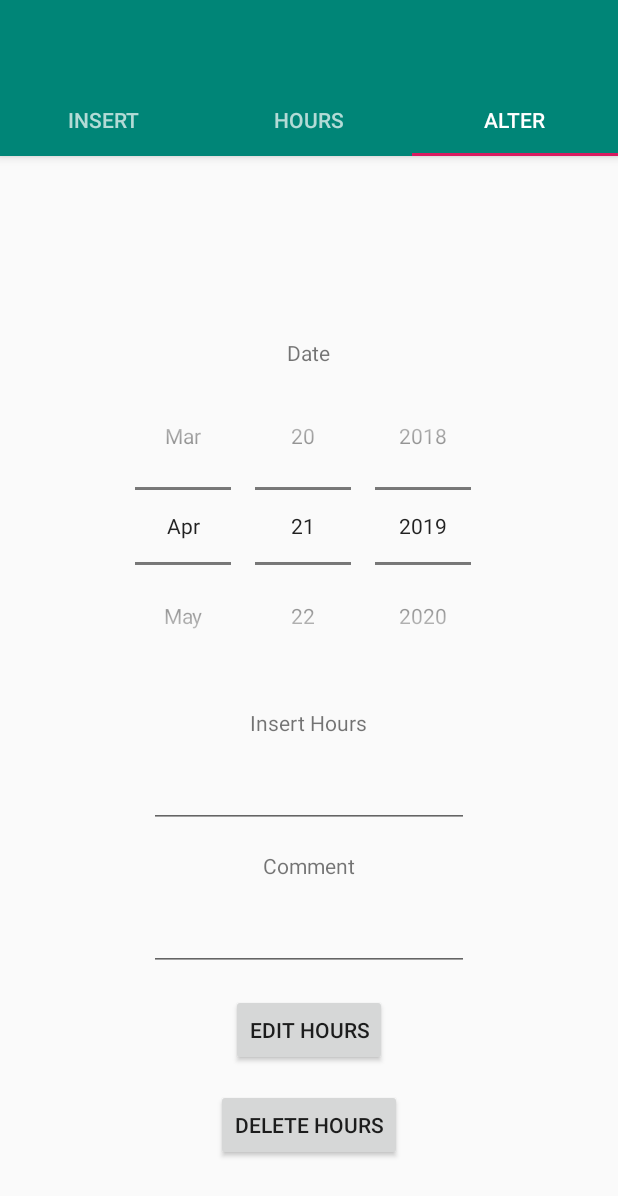
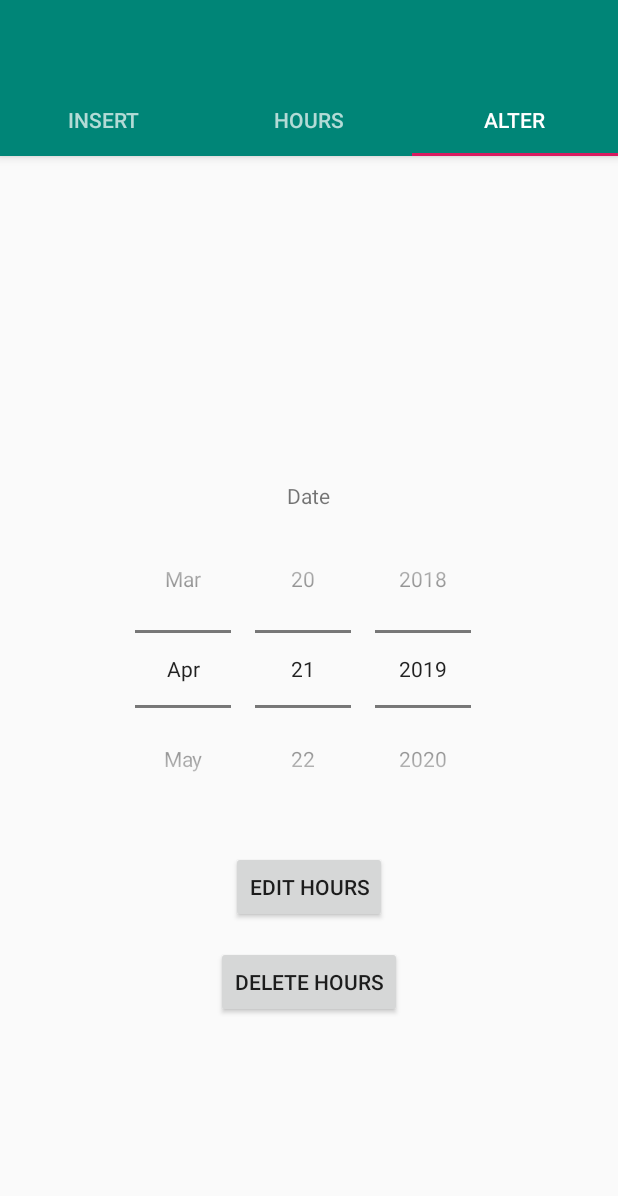
Before and after one commit to Sakkendalen/Work-Time-Tracker, an Android app: the screen it shows after launch (MainActivity), tab 3 chosen, on a phone screen of 412 x 824 dp. Shown: the top 1196 px of the screen. Run offline under Robolectric (Android 15) with nearby library versions, the phone set to English and light mode, and no system bars.

```diff
--- a/app/build.gradle
+++ b/app/build.gradle
@@ -28,4 +28,5 @@ dependencies {
     implementation fileTree(include: ['*.jar'], dir: 'libs')
     implementation 'com.android.support:appcompat-v7:28.0.0'
     implementation 'com.android.support:design:+'
+    implementation 'com.android.support.constraint:constraint-layout:1.1.3'
 }
--- a/app/src/main/AndroidManifest.xml
+++ b/app/src/main/AndroidManifest.xml
@@ -20,6 +20,7 @@
                 <category android:name="android.intent.category.LAUNCHER" />
             </intent-filter>
         </activity>
+        <activity android:name=".deleteRowsActivity" />
     </application>
 
 </manifest>
--- a/app/src/main/res/layout/fragment_alterhours.xml
+++ b/app/src/main/res/layout/fragment_alterhours.xml
@@ -20,37 +20,6 @@
         android:calendarViewShown="false"
         android:layout_gravity="center"/>
 
-    <TextView
-        android:layout_width="wrap_content"
-        android:layout_height="wrap_content"
-        android:layout_gravity="center"
-        android:layout_marginTop="15dp"
-        android:text="@string/insert_hours" />
-
-    <EditText
-        android:id="@+id/hoursAlter"
-        android:layout_width="wrap_content"
-        android:layout_height="wrap_content"
-        android:layout_gravity="center"
-        android:layout_marginTop="15dp"
-        android:ems="10"
-        android:inputType="time" />
-
-    <TextView
-        android:layout_width="wrap_content"
-        android:layout_height="wrap_content"
-        android:layout_gravity="center"
-        android:layout_marginTop="15dp"
-        android:text="@string/Comment" />
-
-    <EditText
-        android:id="@+id/comment"
-        android:layout_width="wrap_content"
-        android:layout_height="wrap_content"
-        android:layout_gravity="center"
-        android:layout_marginTop="15dp"
-        android:ems="10"
-        android:inputType="text" />
 
     <Button
         android:id="@+id/alterBtn"
@@ -66,6 +35,6 @@
         android:layout_height="wrap_content"
         android:layout_gravity="center"
         android:layout_marginTop="15dp"
-        android:text="@string/delHours" />
+        android:text="@string/delHours"/>
 
 </LinearLayout>
```
Also changed, not shown: app/src/main/java/fi/tuni/work_time_tracker/AlterHoursFragment.java (+18 -18 lines), app/src/main/java/fi/tuni/work_time_tracker/DatabaseHandler.java (+28 -2 lines), app/src/main/java/fi/tuni/work_time_tracker/HoursCalendarFragment.java (+1 -6 lines), app/src/main/java/fi/tuni/work_time_tracker/MainActivity.java (+18 -17 lines), app/src/main/java/fi/tuni/work_time_tracker/deleteRowsActivity.java (added, +50 -0 lines), app/src/main/res/layout/activity_delete_rows.xml (added, +18 -0 lines), app/src/main/res/layout/listviewdelete_row.xml (added, +43 -0 lines).
